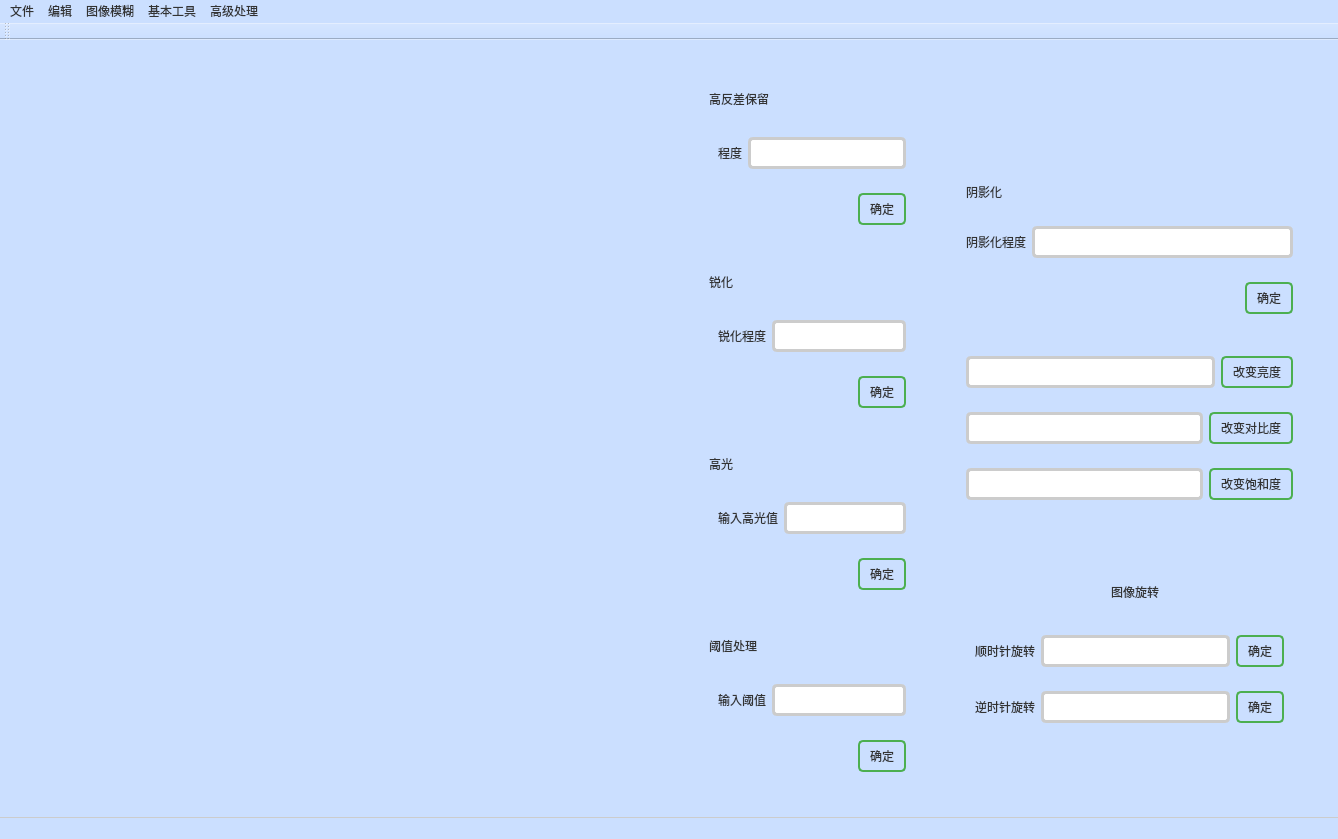
Above: ImageWithUI/mainwindow.ui from Obj4ct/ImageWithUI before the change. Below: the same form after it.
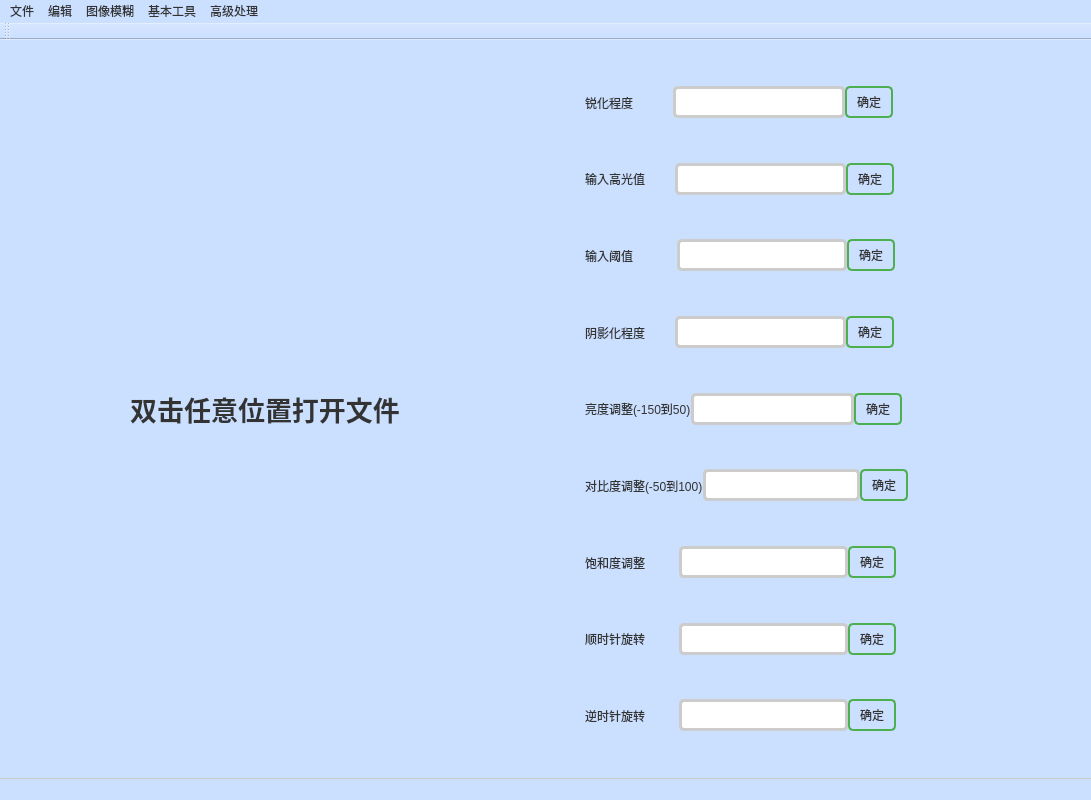
That is the form after the change. Icons and pictures are not drawn.

Commit message: 修改了UI文件 把高反差保留功能移动到 高级处理 下拉框中

```diff
--- a/ImageWithUI/mainwindow.ui
+++ b/ImageWithUI/mainwindow.ui
@@ -6,8 +6,8 @@
    <rect>
     <x>0</x>
     <y>0</y>
-    <width>1338</width>
-    <height>839</height>
+    <width>1091</width>
+    <height>800</height>
    </rect>
   </property>
   <property name="windowTitle">
@@ -114,127 +114,82 @@
         <height>5120</height>
        </size>
       </property>
+      <property name="font">
+       <font>
+        <pointsize>20</pointsize>
+        <bold>true</bold>
+       </font>
+      </property>
       <property name="text">
-       <string/>
+       <string>双击任意位置打开文件</string>
+      </property>
+      <property name="textFormat">
+       <enum>Qt::AutoText</enum>
+      </property>
+      <property name="scaledContents">
+       <bool>false</bool>
+      </property>
+      <property name="alignment">
+       <set>Qt::AlignCenter</set>
+      </property>
+      <property name="margin">
+       <number>10</number>
+      </property>
+      <property name="indent">
+       <number>2</number>
       </property>
      </widget>
     </item>
-    <item>
-     <spacer name="horizontalSpacer_2">
-      <property name="orientation">
-       <enum>Qt::Horizontal</enum>
-      </property>
-      <property name="sizeHint" stdset="0">
-       <size>
-        <width>40</width>
-        <height>20</height>
-       </size>
-      </property>
-     </spacer>
-    </item>
     <item>
      <widget class="QWidget" name="widget" native="true">
       <layout class="QHBoxLayout" name="horizontalLayout_5">
        <item>
-        <widget class="QWidget" name="widget_3" native="true">
-         <layout class="QVBoxLayout" name="verticalLayout">
-          <item>
-           <widget class="QWidget" name="widget_13" native="true">
-            <layout class="QVBoxLayout" name="verticalLayout_6">
-             <item>
-              <widget class="QLabel" name="label_17">
-               <property name="text">
-                <string>高反差保留</string>
-               </property>
-              </widget>
+        <spacer name="horizontalSpacer">
+         <property name="orientation">
+          <enum>Qt::Horizontal</enum>
+         </property>
+         <property name="sizeType">
+          <enum>QSizePolicy::Ignored</enum>
+         </property>
+         <property name="sizeHint" stdset="0">
+          <size>
+           <width>40</width>
+           <height>20</height>
+          </size>
+         </property>
+        </spacer>
              </item>
              <item>
               <widget class="QWidget" name="widget_14" native="true">
-               <layout class="QHBoxLayout" name="horizontalLayout_6">
+         <layout class="QVBoxLayout" name="verticalLayout_4">
                 <item>
-                 <widget class="QLabel" name="label_18">
-                  <property name="text">
-                   <string>程度</string>
-                  </property>
-                 </widget>
-                </item>
-                <item>
-                 <widget class="QLineEdit" name="lineEdit_highContrast"/>
-                </item>
-               </layout>
-              </widget>
-             </item>
-             <item>
-              <widget class="QWidget" name="widget_2" native="true">
+           <widget class="QWidget" name="widget_8" native="true">
                <layout class="QHBoxLayout" name="horizontalLayout_12">
-                <item>
-                 <spacer name="horizontalSpacer_3">
-                  <property name="orientation">
-                   <enum>Qt::Horizontal</enum>
-                  </property>
-                  <property name="sizeHint" stdset="0">
-                   <size>
-                    <width>123</width>
-                    <height>20</height>
-                   </size>
-                  </property>
-                 </spacer>
-                </item>
-                <item>
-                 <widget class="QPushButton" name="btn_highContrast_ok">
-                  <property name="text">
-                   <string>确定</string>
-                  </property>
-                 </widget>
-                </item>
-               </layout>
-              </widget>
-             </item>
-            </layout>
-           </widget>
-          </item>
-          <item>
-           <widget class="QWidget" name="widget_26" native="true">
-            <layout class="QVBoxLayout" name="verticalLayout_14">
-             <item>
-              <widget class="QLabel" name="label_35">
-               <property name="text">
-                <string>锐化</string>
-               </property>
-              </widget>
-             </item>
-             <item>
-              <widget class="QWidget" name="widget_27" native="true">
-               <layout class="QHBoxLayout" name="horizontalLayout_15">
+             <property name="spacing">
+              <number>0</number>
+             </property>
+             <property name="leftMargin">
+              <number>0</number>
+             </property>
+             <property name="topMargin">
+              <number>0</number>
+             </property>
+             <property name="rightMargin">
+              <number>0</number>
+             </property>
+             <property name="bottomMargin">
+              <number>0</number>
+             </property>
                 <item>
                  <widget class="QLabel" name="label_36">
                   <property name="text">
-                   <string>锐化程度</string>
+                <string>锐化程度            </string>
                   </property>
                  </widget>
                 </item>
                 <item>
                  <widget class="QLineEdit" name="lineEdit_sharpen"/>
                 </item>
-               </layout>
-              </widget>
-             </item>
-             <item>
-              <widget class="QWidget" name="widget_8" native="true">
-               <layout class="QHBoxLayout" name="horizontalLayout_13">
-                <item>
-                 <spacer name="horizontalSpacer_4">
-                  <property name="orientation">
-                   <enum>Qt::Horizontal</enum>
-                  </property>
-                  <property name="sizeHint" stdset="0">
-                   <size>
-                    <width>123</width>
-                    <height>20</height>
-                   </size>
-                  </property>
-                 </spacer>
-                </item>
                 <item>
                  <widget class="QPushButton" name="btn_sharpen">
                   <property name="text">
@@ -242,54 +197,50 @@
                   </property>
                  </widget>
                 </item>
-               </layout>
-              </widget>
+             <item>
+              <spacer name="horizontalSpacer_3">
+               <property name="orientation">
+                <enum>Qt::Horizontal</enum>
+               </property>
+               <property name="sizeHint" stdset="0">
+                <size>
+                 <width>40</width>
+                 <height>20</height>
+                </size>
+               </property>
+              </spacer>
              </item>
             </layout>
            </widget>
           </item>
           <item>
-           <widget class="QWidget" name="widget_22" native="true">
-            <layout class="QVBoxLayout" name="verticalLayout_12">
-             <item>
-              <widget class="QLabel" name="label_31">
-               <property name="text">
-                <string>高光</string>
-               </property>
-              </widget>
-             </item>
-             <item>
-              <widget class="QWidget" name="widget_23" native="true">
+           <widget class="QWidget" name="widget_9" native="true">
                <layout class="QHBoxLayout" name="horizontalLayout_10">
+             <property name="spacing">
+              <number>0</number>
+             </property>
+             <property name="leftMargin">
+              <number>0</number>
+             </property>
+             <property name="topMargin">
+              <number>0</number>
+             </property>
+             <property name="rightMargin">
+              <number>0</number>
+             </property>
+             <property name="bottomMargin">
+              <number>0</number>
+             </property>
                 <item>
                  <widget class="QLabel" name="label_32">
                   <property name="text">
-                   <string>输入高光值</string>
+                <string>输入高光值         </string>
                   </property>
                  </widget>
                 </item>
                 <item>
                  <widget class="QLineEdit" name="lineEdit_highlight"/>
                 </item>
-               </layout>
-              </widget>
-             </item>
-             <item>
-              <widget class="QWidget" name="widget_9" native="true">
-               <layout class="QHBoxLayout" name="horizontalLayout_14">
-                <item>
-                 <spacer name="horizontalSpacer_5">
-                  <property name="orientation">
-                   <enum>Qt::Horizontal</enum>
-                  </property>
-                  <property name="sizeHint" stdset="0">
-                   <size>
-                    <width>123</width>
-                    <height>20</height>
-                   </size>
-                  </property>
-                 </spacer>
-                </item>
                 <item>
                  <widget class="QPushButton" name="btn_highlight_ok">
                   <property name="text">
@@ -297,54 +248,50 @@
                   </property>
                  </widget>
                 </item>
-               </layout>
-              </widget>
+             <item>
+              <spacer name="horizontalSpacer_4">
+               <property name="orientation">
+                <enum>Qt::Horizontal</enum>
+               </property>
+               <property name="sizeHint" stdset="0">
+                <size>
+                 <width>40</width>
+                 <height>20</height>
+                </size>
+               </property>
+              </spacer>
              </item>
             </layout>
            </widget>
           </item>
           <item>
-           <widget class="QWidget" name="widget_24" native="true">
-            <layout class="QVBoxLayout" name="verticalLayout_13">
-             <item>
-              <widget class="QLabel" name="label_33">
-               <property name="text">
-                <string>阈值处理</string>
-               </property>
-              </widget>
-             </item>
-             <item>
-              <widget class="QWidget" name="widget_25" native="true">
+           <widget class="QWidget" name="widget_10" native="true">
                <layout class="QHBoxLayout" name="horizontalLayout_11">
+             <property name="spacing">
+              <number>0</number>
+             </property>
+             <property name="leftMargin">
+              <number>0</number>
+             </property>
+             <property name="topMargin">
+              <number>0</number>
+             </property>
+             <property name="rightMargin">
+              <number>0</number>
+             </property>
+             <property name="bottomMargin">
+              <number>0</number>
+             </property>
                 <item>
                  <widget class="QLabel" name="label_34">
                   <property name="text">
-                   <string>输入阈值</string>
+                <string>输入阈值             </string>
                   </property>
                  </widget>
                 </item>
                 <item>
                  <widget class="QLineEdit" name="lineEdit_threshold"/>
                 </item>
-               </layout>
-              </widget>
-             </item>
-             <item>
-              <widget class="QWidget" name="widget_10" native="true">
-               <layout class="QHBoxLayout" name="horizontalLayout_16">
-                <item>
-                 <spacer name="horizontalSpacer_6">
-                  <property name="orientation">
-                   <enum>Qt::Horizontal</enum>
-                  </property>
-                  <property name="sizeHint" stdset="0">
-                   <size>
-                    <width>123</width>
-                    <height>20</height>
-                   </size>
-                  </property>
-                 </spacer>
-                </item>
                 <item>
                  <widget class="QPushButton" name="btn_threshold_ok">
                   <property name="text">
@@ -352,52 +299,8 @@
                   </property>
                  </widget>
                 </item>
-               </layout>
-              </widget>
-             </item>
-            </layout>
-           </widget>
-          </item>
-         </layout>
-        </widget>
-       </item>
        <item>
-        <widget class="QWidget" name="widget_19" native="true">
-         <property name="sizePolicy">
-          <sizepolicy hsizetype="Fixed" vsizetype="Preferred">
-           <horstretch>0</horstretch>
-           <verstretch>0</verstretch>
-          </sizepolicy>
-         </property>
-         <layout class="QVBoxLayout" name="verticalLayout_2">
-          <item>
-           <spacer name="verticalSpacer_2">
-            <property name="orientation">
-             <enum>Qt::Vertical</enum>
-            </property>
-            <property name="sizeHint" stdset="0">
-             <size>
-              <width>20</width>
-              <height>40</height>
-             </size>
-            </property>
-           </spacer>
-          </item>
-          <item>
-           <widget class="QWidget" name="widget_20" native="true">
-            <layout class="QVBoxLayout" name="verticalLayout_11">
-             <item>
-              <widget class="QWidget" name="widget_12" native="true">
-               <layout class="QHBoxLayout" name="horizontalLayout_18">
-                <item>
-                 <widget class="QLabel" name="label_29">
-                  <property name="text">
-                   <string>阴影化</string>
-                  </property>
-                 </widget>
-                </item>
-                <item>
-                 <spacer name="horizontalSpacer_15">
+              <spacer name="horizontalSpacer_5">
                   <property name="orientation">
                    <enum>Qt::Horizontal</enum>
                   </property>
@@ -415,35 +318,31 @@
              <item>
               <widget class="QWidget" name="widget_21" native="true">
                <layout class="QHBoxLayout" name="horizontalLayout_9">
+             <property name="spacing">
+              <number>0</number>
+             </property>
+             <property name="leftMargin">
+              <number>0</number>
+             </property>
+             <property name="topMargin">
+              <number>0</number>
+             </property>
+             <property name="rightMargin">
+              <number>0</number>
+             </property>
+             <property name="bottomMargin">
+              <number>0</number>
+             </property>
                 <item>
                  <widget class="QLabel" name="label_30">
                   <property name="text">
-                   <string>阴影化程度</string>
+                <string>阴影化程度         </string>
                   </property>
                  </widget>
                 </item>
                 <item>
                  <widget class="QLineEdit" name="lineEdit_shadow"/>
                 </item>
-               </layout>
-              </widget>
-             </item>
-             <item>
-              <widget class="QWidget" name="widget_11" native="true">
-               <layout class="QHBoxLayout" name="horizontalLayout_17">
-                <item>
-                 <spacer name="horizontalSpacer_7">
-                  <property name="orientation">
-                   <enum>Qt::Horizontal</enum>
-                  </property>
-                  <property name="sizeHint" stdset="0">
-                   <size>
-                    <width>279</width>
-                    <height>20</height>
-                   </size>
-                  </property>
-                 </spacer>
-                </item>
                 <item>
                  <widget class="QPushButton" name="btn_shadow_ok">
                   <property name="text">
@@ -451,50 +350,152 @@
                   </property>
                  </widget>
                 </item>
-               </layout>
-              </widget>
-             </item>
-            </layout>
-           </widget>
-          </item>
           <item>
-           <widget class="QWidget" name="widget_7" native="true">
-            <layout class="QVBoxLayout" name="verticalLayout_3">
+              <spacer name="horizontalSpacer_6">
+               <property name="orientation">
+                <enum>Qt::Horizontal</enum>
+               </property>
+               <property name="sizeHint" stdset="0">
+                <size>
+                 <width>40</width>
+                 <height>20</height>
+                </size>
+               </property>
+              </spacer>
+             </item>
+            </layout>
+           </widget>
+          </item>
              <item>
               <widget class="QWidget" name="widget_4" native="true">
                <layout class="QHBoxLayout" name="horizontalLayout_2">
+             <property name="spacing">
+              <number>0</number>
+             </property>
+             <property name="leftMargin">
+              <number>0</number>
+             </property>
+             <property name="topMargin">
+              <number>0</number>
+             </property>
+             <property name="rightMargin">
+              <number>0</number>
+             </property>
+             <property name="bottomMargin">
+              <number>0</number>
+             </property>
+             <item>
+              <widget class="QLabel" name="label">
+               <property name="text">
+                <string>亮度调整(-150到50)</string>
+               </property>
+              </widget>
+             </item>
                 <item>
                  <widget class="QLineEdit" name="lineEdit_brightness"/>
                 </item>
                 <item>
                  <widget class="QPushButton" name="btn_brightness">
                   <property name="text">
-                   <string>改变亮度</string>
+                <string>确定</string>
                   </property>
                  </widget>
                 </item>
+             <item>
+              <spacer name="horizontalSpacer_7">
+               <property name="orientation">
+                <enum>Qt::Horizontal</enum>
+               </property>
+               <property name="sizeHint" stdset="0">
+                <size>
+                 <width>40</width>
+                 <height>20</height>
+                </size>
+               </property>
+              </spacer>
+             </item>
                </layout>
               </widget>
              </item>
              <item>
               <widget class="QWidget" name="widget_5" native="true">
                <layout class="QHBoxLayout" name="horizontalLayout">
+             <property name="spacing">
+              <number>0</number>
+             </property>
+             <property name="sizeConstraint">
+              <enum>QLayout::SetDefaultConstraint</enum>
+             </property>
+             <property name="leftMargin">
+              <number>0</number>
+             </property>
+             <property name="topMargin">
+              <number>0</number>
+             </property>
+             <property name="rightMargin">
+              <number>0</number>
+             </property>
+             <property name="bottomMargin">
+              <number>0</number>
+             </property>
+             <item>
+              <widget class="QLabel" name="label_2">
+               <property name="text">
+                <string>对比度调整(-50到100)</string>
+               </property>
+              </widget>
+             </item>
                 <item>
                  <widget class="QLineEdit" name="lineEdit_contrast"/>
                 </item>
                 <item>
                  <widget class="QPushButton" name="btn_contrast">
                   <property name="text">
-                   <string>改变对比度</string>
+                <string>确定</string>
                   </property>
                  </widget>
                 </item>
+             <item>
+              <spacer name="horizontalSpacer_8">
+               <property name="orientation">
+                <enum>Qt::Horizontal</enum>
+               </property>
+               <property name="sizeHint" stdset="0">
+                <size>
+                 <width>40</width>
+                 <height>20</height>
+                </size>
+               </property>
+              </spacer>
+             </item>
                </layout>
               </widget>
              </item>
              <item>
               <widget class="QWidget" name="widget_6" native="true">
                <layout class="QHBoxLayout" name="horizontalLayout_3">
+             <property name="spacing">
+              <number>0</number>
+             </property>
+             <property name="leftMargin">
+              <number>0</number>
+             </property>
+             <property name="topMargin">
+              <number>0</number>
+             </property>
+             <property name="rightMargin">
+              <number>0</number>
+             </property>
+             <property name="bottomMargin">
+              <number>0</number>
+             </property>
+             <item>
+              <widget class="QLabel" name="label_3">
+               <property name="text">
+                <string>饱和度调整          </string>
+               </property>
+              </widget>
+             </item>
                 <item>
                  <widget class="QLineEdit" name="lineEdit_saturation">
                   <property name="text">
@@ -505,57 +506,12 @@
                 <item>
                  <widget class="QPushButton" name="btn_saturation">
                   <property name="text">
-                   <string>改变饱和度</string>
+                <string>确定</string>
                   </property>
                  </widget>
                 </item>
-               </layout>
-              </widget>
-             </item>
-            </layout>
-           </widget>
-          </item>
           <item>
-           <widget class="QWidget" name="widget_15" native="true">
-            <layout class="QVBoxLayout" name="verticalLayout_9">
-             <item>
-              <spacer name="verticalSpacer">
-               <property name="orientation">
-                <enum>Qt::Vertical</enum>
-               </property>
-               <property name="sizeHint" stdset="0">
-                <size>
-                 <width>20</width>
-                 <height>40</height>
-                </size>
-               </property>
-              </spacer>
-             </item>
-             <item>
-              <widget class="QWidget" name="widget_28" native="true">
-               <layout class="QHBoxLayout" name="horizontalLayout_19">
-                <item>
-                 <spacer name="horizontalSpacer_16">
-                  <property name="orientation">
-                   <enum>Qt::Horizontal</enum>
-                  </property>
-                  <property name="sizeHint" stdset="0">
-                   <size>
-                    <width>145</width>
-                    <height>20</height>
-                   </size>
-                  </property>
-                 </spacer>
-                </item>
-                <item>
-                 <widget class="QLabel" name="label_19">
-                  <property name="text">
-                   <string>图像旋转</string>
-                  </property>
-                 </widget>
-                </item>
-                <item>
-                 <spacer name="horizontalSpacer_17">
+              <spacer name="horizontalSpacer_9">
                   <property name="orientation">
                    <enum>Qt::Horizontal</enum>
                   </property>
@@ -570,16 +526,31 @@
                </layout>
               </widget>
              </item>
-             <item>
-              <widget class="QWidget" name="widget_16" native="true">
-               <layout class="QVBoxLayout" name="verticalLayout_8">
                 <item>
                  <widget class="QWidget" name="widget_17" native="true">
                   <layout class="QHBoxLayout" name="horizontalLayout_7">
+             <property name="spacing">
+              <number>0</number>
+             </property>
+             <property name="sizeConstraint">
+              <enum>QLayout::SetDefaultConstraint</enum>
+             </property>
+             <property name="leftMargin">
+              <number>0</number>
+             </property>
+             <property name="topMargin">
+              <number>0</number>
+             </property>
+             <property name="rightMargin">
+              <number>0</number>
+             </property>
+             <property name="bottomMargin">
+              <number>0</number>
+             </property>
                    <item>
                     <widget class="QLabel" name="label_20">
                      <property name="text">
-                      <string>顺时针旋转</string>
+                <string>顺时针旋转          </string>
                      </property>
                     </widget>
                    </item>
@@ -593,16 +564,44 @@
                      </property>
                     </widget>
                    </item>
+             <item>
+              <spacer name="horizontalSpacer_10">
+               <property name="orientation">
+                <enum>Qt::Horizontal</enum>
+               </property>
+               <property name="sizeHint" stdset="0">
+                <size>
+                 <width>40</width>
+                 <height>20</height>
+                </size>
+               </property>
+              </spacer>
+             </item>
                   </layout>
                  </widget>
                 </item>
                 <item>
                  <widget class="QWidget" name="widget_18" native="true">
                   <layout class="QHBoxLayout" name="horizontalLayout_8">
+             <property name="spacing">
+              <number>0</number>
+             </property>
+             <property name="leftMargin">
+              <number>0</number>
+             </property>
+             <property name="topMargin">
+              <number>0</number>
+             </property>
+             <property name="rightMargin">
+              <number>0</number>
+             </property>
+             <property name="bottomMargin">
+              <number>0</number>
+             </property>
                    <item>
                     <widget class="QLabel" name="label_21">
                      <property name="text">
-                      <string>逆时针旋转</string>
+                <string>逆时针旋转          </string>
                      </property>
                     </widget>
                    </item>
@@ -616,21 +615,15 @@
                      </property>
                     </widget>
                    </item>
-                  </layout>
-                 </widget>
-                </item>
-               </layout>
-              </widget>
-             </item>
              <item>
-              <spacer name="verticalSpacer_3">
+              <spacer name="horizontalSpacer_11">
                <property name="orientation">
-                <enum>Qt::Vertical</enum>
+                <enum>Qt::Horizontal</enum>
                </property>
                <property name="sizeHint" stdset="0">
                 <size>
-                 <width>20</width>
-                 <height>40</height>
+                 <width>40</width>
+                 <height>20</height>
                 </size>
                </property>
               </spacer>
@@ -651,7 +644,7 @@
     <rect>
      <x>0</x>
      <y>0</y>
-     <width>1338</width>
+     <width>1091</width>
      <height>25</height>
     </rect>
    </property>
```
Left out of the diff: 6 changed lines with no effect on the pictures. Lines whose indentation alone changed are shown as unchanged. The commit also changes 4 other files.
